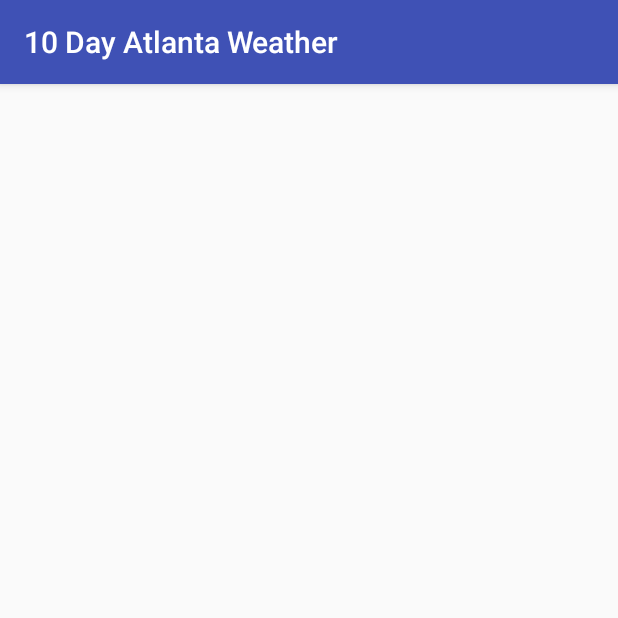
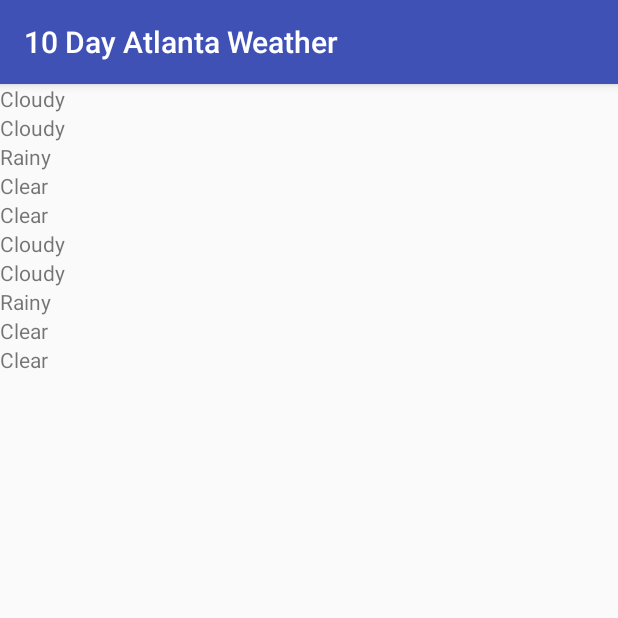
Before and after one commit to ferrolb/WeatherTest, an Android app: the screen it shows after launch (WeatherActivity), on a phone screen of 412 x 824 dp, the top half of it. Run offline under Robolectric (Android 15) with nearby library versions, the phone set to English and light mode, and no system bars.

Commit message:
- created day_list_content to hold a single element of the data in a recyclerview (textview for now) - created adapter member in WeatherFragment - added updateUI method to retrieve data, create adapter, and set adapter for recyclerview - added reference to data in Adapter - updated all the methods on the Adapter to do their work: onCreateViewHolder now creates ViewHolder; onBindViewHolder binds viewHolder; getItemCount gets the number of data elements. - added view and single data element to ViewHolder & bind method.

```diff
--- a/app/src/main/java/com/langiappeworkshop/weathertest/WeatherFragment.java
+++ b/app/src/main/java/com/langiappeworkshop/weathertest/WeatherFragment.java
@@ -8,10 +8,16 @@ import android.view.LayoutInflater;
 import android.view.View;
 import android.view.ViewGroup;
 import android.support.v7.widget.RecyclerView;
+import android.widget.TextView;
+
+import java.util.ArrayList;
+import java.util.Arrays;
+import java.util.List;
 
 public class WeatherFragment extends Fragment {
 
     private RecyclerView dayListRecyclerView;
+    private DaysAdapter daysAdapter;
 
     @Override
     public View onCreateView(@NonNull LayoutInflater inflater, ViewGroup container,
@@ -20,28 +26,38 @@ public class WeatherFragment extends Fragment {
         dayListRecyclerView = rootView.findViewById(R.id.day_list_recycler);
         dayListRecyclerView.setLayoutManager(new LinearLayoutManager(getActivity()));
 
+        updateUI();
+
         return rootView;
     }
 
     /**
      *  DayAdapter connects our DayViewHolder and our RecyclerView.
      */
-    private class DayAdapter extends RecyclerView.Adapter<DayViewHolder>{
+    private class DaysAdapter extends RecyclerView.Adapter<DayViewHolder>{
+
+        private List<String> tenDaysWeather;
+
+        public DaysAdapter(@NonNull List<String> tenDaysWeather ) {
+            this.tenDaysWeather = tenDaysWeather;
+        }
 
         @NonNull
         @Override
         public DayViewHolder onCreateViewHolder(@NonNull ViewGroup parent, int viewType) {
-            return null;
+            LayoutInflater layoutInflater = LayoutInflater.from(getActivity());
+            return new DayViewHolder(layoutInflater.inflate(R.layout.day_list_content, parent, false));
         }
 
         @Override
         public void onBindViewHolder(@NonNull DayViewHolder holder, int position) {
-
+            String todaysWeather = tenDaysWeather.get(position);
+            holder.bind(todaysWeather);
         }
 
         @Override
         public int getItemCount() {
-            return 0;
+            return tenDaysWeather.size();
         }
     }
 
@@ -49,8 +65,23 @@ public class WeatherFragment extends Fragment {
      *  Our ViewHolder for view items associated with our 10 days of weather.
      */
     private class DayViewHolder extends RecyclerView.ViewHolder {
-        DayViewHolder(View dayView) {
-            super(dayView);
+        public TextView dayView;
+        public String todaysWeather;
+        public DayViewHolder(View dayView) {
+                super(dayView);
+                this.dayView = dayView.findViewById(R.id.day_list_tv);
+        }
+
+        public void bind(String todaysWeather) {
+            this.todaysWeather = todaysWeather;
+            dayView.setText(this.todaysWeather);
         }
     }
+
+    private void updateUI() {
+        List<String> tenDaysWeatherList = new ArrayList<>(Arrays.asList("Cloudy", "Cloudy","Rainy", "Clear","Clear","Cloudy", "Cloudy","Rainy", "Clear","Clear"));
+        daysAdapter = new DaysAdapter(tenDaysWeatherList);
+        dayListRecyclerView.setAdapter(daysAdapter);
+
+    }
 }
--- /dev/null
+++ b/app/src/main/res/layout/day_list_content.xml
@@ -0,0 +1,7 @@
+<?xml version="1.0" encoding="utf-8"?>
+<TextView xmlns:android="http://schemas.android.com/apk/res/android"
+    android:id="@+id/day_list_tv"
+    android:layout_width="match_parent"
+    android:layout_height="wrap_content">
+
+</TextView>
```
